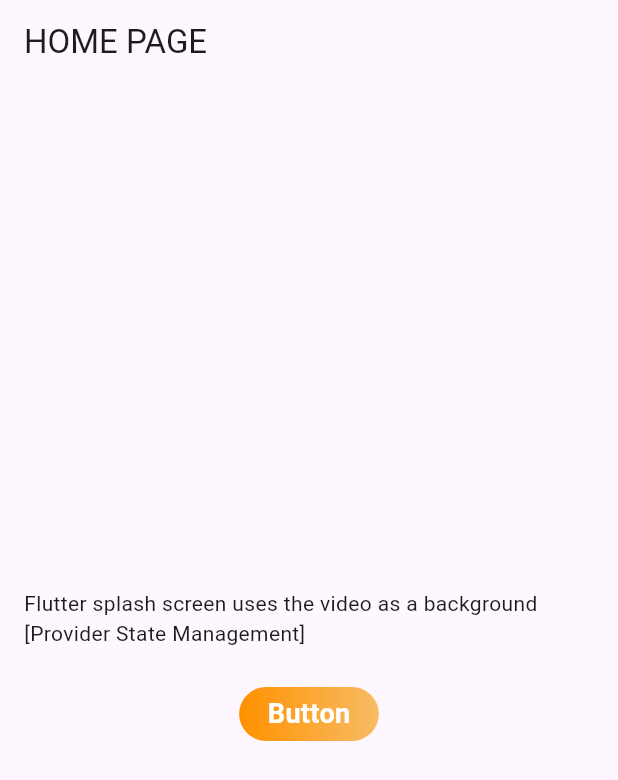
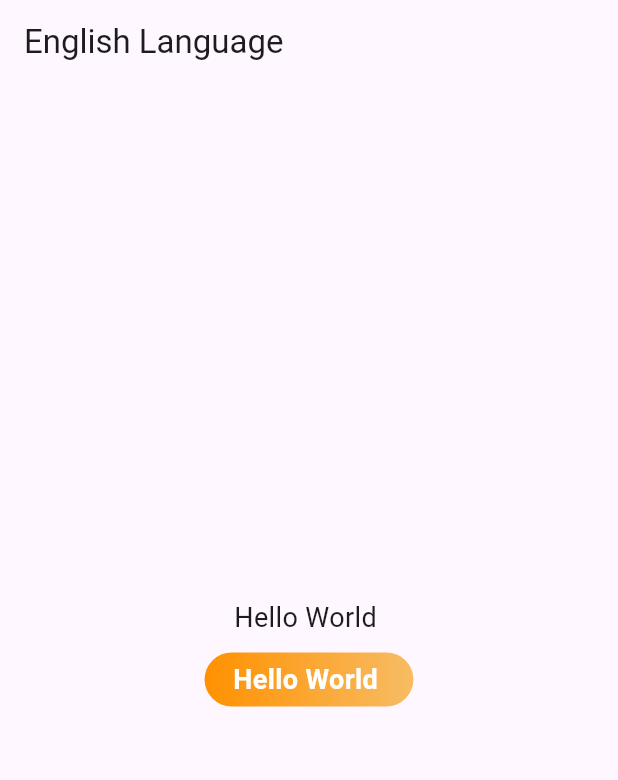
Before and after one commit to Kumail-Raza-Bangash/flutter_multiple_languages_with_provider, a Flutter app: the HomePage screen opened directly, on a phone screen of 412 x 824 dp. Shown: the top 780 px of the screen. Run offline on Flutter 3.47's test engine with Material 3 defaults, Android fonts, the phone set to English and light mode, and no system bars; our stand-ins replace google_fonts, shared_preferences, video_player; accounts and stored records are empty; generated files the repository leaves out were written again.

Commit message:
Updated Code

```diff
--- /dev/null
+++ b/lib/l10n/app_ch.arb
@@ -0,0 +1,5 @@
+{
+  "app_title": "中文",
+  "details": "这是中文的详细信息。",
+  "hello_world": "你好世界"
+}
--- a/lib/l10n/app_ur.arb
+++ /dev/null
@@ -1,5 +0,0 @@
-{
-  "app_title": "اردو زبان",
-  "details": "یہ اردو زبان کی تفصیلات ہے۔",
-  "hello_world": "ہیلو دنیا"
-}
--- a/lib/main.dart
+++ b/lib/main.dart
@@ -3,7 +3,6 @@ import 'package:flutter_gen/gen_l10n/app_localizations.dart';
 import 'package:flutter_localizations/flutter_localizations.dart';
 import 'package:flutter_multiple_languages/l10n/l10n.dart';
 import 'package:flutter_multiple_languages/provider/language_provider.dart';
-import 'package:flutter_multiple_languages/provider/locale_provider.dart';
 import 'package:flutter_multiple_languages/provider/page_provider.dart';
 import 'package:flutter_multiple_languages/provider/splash_screen_provider.dart';
 import 'package:flutter_multiple_languages/screens/splash_screen.dart';
@@ -25,11 +24,10 @@ class MyApp extends StatelessWidget {
         ChangeNotifierProvider(create: (context) => SplashProvider(),),
         ChangeNotifierProvider(create: (context) => LanguageProvider(),),
         ChangeNotifierProvider(create: (context) => PageProvider(),),
-        ChangeNotifierProvider(create: (context) => LocaleProvider(),),
         // Add more providers if needed
       ],
 
-      child: Consumer<LocaleProvider>(
+      child: Consumer<LanguageProvider>(
         builder: (context, provider, snapshot) {
        return MaterialApp(
         debugShowCheckedModeBanner: false,
--- a/lib/provider/language_provider.dart
+++ b/lib/provider/language_provider.dart
@@ -1,11 +1,24 @@
 
 import 'package:flutter/material.dart';
+import 'package:flutter_multiple_languages/l10n/l10n.dart';
 import 'package:flutter_multiple_languages/model/language_model.dart';
 
 class LanguageProvider with ChangeNotifier {
+
+  Locale? _locale;
+
+  Locale? get locale => _locale;
+
+  void setLocale(Locale locale) {
+    if (!L10n.all.contains(locale)) return;
+      _locale = locale;
+      notifyListeners();
+
+  }
+
   List<Language> languages = [
     Language('English', 'en', true),
-    Language('اردو', 'ur', false),
+    Language('中国人', 'ch', false),
     Language('française', 'fr', false),
     Language('한국어', 'ko', false),
     Language('हिंदी', 'hi', false),
--- a/lib/provider/locale_provider.dart
+++ /dev/null
@@ -1,15 +0,0 @@
-import 'package:flutter/material.dart';
-import 'package:flutter_multiple_languages/l10n/l10n.dart';
-
-class LocaleProvider with ChangeNotifier {
-  Locale? _locale;
-
-  Locale? get locale => _locale;
-
-  void setLocale(Locale locale) {
-    if (!L10n.all.contains(locale)) return;
-      _locale = locale;
-      notifyListeners();
-
-  }
-}
--- a/lib/screens/home_page.dart
+++ b/lib/screens/home_page.dart
@@ -1,8 +1,8 @@
 import 'package:flutter/material.dart';
-// import 'package:flutter_gen/gen_l10n/app_localizations.dart';
-// import 'package:flutter_multiple_languages/l10n/l10n.dart';
-// import 'package:flutter_multiple_languages/provider/locale_provider.dart';
+import 'package:flutter_gen/gen_l10n/app_localizations.dart';
+import 'package:flutter_multiple_languages/provider/language_provider.dart';
 import 'package:flutter_multiple_languages/utils/btn_color.dart';
+import 'package:provider/provider.dart'; // Import the AppLocalizations
 
 class HomePage extends StatefulWidget {
   const HomePage({super.key});
@@ -14,99 +14,39 @@ class HomePage extends StatefulWidget {
 class _HomePageState extends State<HomePage> {
   @override
   Widget build(BuildContext context) {
+// Access the AppLocalizations instance
 
     return Scaffold(
       appBar: AppBar(
-        title: const Text('HOME PAGE'),
+         title: Text(AppLocalizations.of(context)!.app_title),
       ),
-      body:  Center(
-        child: Column(
+      body: Center(
+        child: Consumer<LanguageProvider>(
+          builder: (context, provider, child){
+          return Column(
             mainAxisAlignment: MainAxisAlignment.center,
             children: [
-            const Padding(
-              padding: EdgeInsets.all(16.0),
-              child: Text("Flutter splash screen uses the video as a background [Provider State Management]"),
+              Text(
+                  AppLocalizations.of(context)!.hello_world,
+                  style: const TextStyle(fontSize: 18),
                 ),
-
-
               const SizedBox(
                 height: 10,
               ),
-
               GradientBorderButton(
                 onPressed: () {
-            //add functionality
+                  // add functionality
                 },
-          text: 'Button',
-
+                text: AppLocalizations.of(context)!.hello_world,
               ),
-
               const SizedBox(
                 height: 10,
               ),
-
-
-
-
             ],
+          );
+          }
         ),
       ),
     );
   }
 }
-
-
-
-
-// class HomePage extends StatefulWidget {
-//   const HomePage({Key? key}) : super(key: key);
-
-//   @override
-//   // ignore: library_private_types_in_public_api
-//   _HomePageState createState() => _HomePageState();
-// }
-
-// class _HomePageState extends State<HomePage> {
-//   @override
-//   Widget build(BuildContext context) {
-//     return Scaffold(
-//       appBar: AppBar(
-//         title: Text(AppLocalizations.of(context)!.app_title),
-//         centerTitle: true,
-//       ),
-//       body: Center(
-//         child: Consumer<LocaleProvider>(
-//           builder: (context, provider, child) {
-//             return Column(
-//               mainAxisAlignment: MainAxisAlignment.center,
-//               children: [
-//                 Text(
-//                   AppLocalizations.of(context)!.app_title,
-//                   style: const TextStyle(fontSize: 24, fontWeight: FontWeight.bold),
-//                 ),
-//                 const SizedBox(height: 16),
-//                 Text(
-//                   AppLocalizations.of(context)!.hello_world,
-//                   style: const TextStyle(fontSize: 18),
-//                 ),
-//                 const SizedBox(height: 32),
-//                 DropdownButton<Locale>(
-//                   value: provider.locale,
-//                   onChanged: (newLocale) {
-//                     provider.setLocale(newLocale!);
-//                   },
-//                   items: L10n.all.map<DropdownMenuItem<Locale>>((locale) {
-//                     return DropdownMenuItem<Locale>(
-//                       value: locale,
-//                       child: Text(locale.languageCode),
-//                     );
-//                   }).toList(),
-//                 ),
-//               ],
-//             );
-//           },
-//         ),
-//       ),
-//     );
-//   }
-// }
--- a/lib/screens/language_selector.dart
+++ b/lib/screens/language_selector.dart
@@ -18,10 +18,10 @@ class _LanguageSelectorState extends State<LanguageSelector> {
 
     return Scaffold(
       appBar: AppBar(
-        backgroundColor: Colors.transparent, // Set background color to transparent
+        backgroundColor: Colors.transparent,
         flexibleSpace: Container(
           decoration: const BoxDecoration(
-            gradient: AppColors.gradientBackground, // Use the gradient from your AppColors class
+            gradient: AppColors.gradientBackground,
           ),
         ),
         title: const Text(
@@ -33,7 +33,7 @@ class _LanguageSelectorState extends State<LanguageSelector> {
             padding: const EdgeInsets.all(8.0),
             child: GestureDetector(
               onTap: () {
-                // Navigate to the HomePage when the icon is clicked
+                // Navigate to the HomePage when the check icon is clicked
                 Navigator.push(
                   context,
                   MaterialPageRoute(builder: (context) => const IntroScreen()),
@@ -64,7 +64,6 @@ class _LanguageSelectorState extends State<LanguageSelector> {
                     title: Row(
                       mainAxisAlignment: MainAxisAlignment.spaceBetween,
                       children: [
-                        // Left side with flag and text
                         Row(
                           children: [
                             Container(
@@ -87,7 +86,6 @@ class _LanguageSelectorState extends State<LanguageSelector> {
                             Text(language.name),
                           ],
                         ),
-                        // Right side with circle icon
                         Container(
                           width: 24,
                           height: 24,
@@ -108,7 +106,12 @@ class _LanguageSelectorState extends State<LanguageSelector> {
                         ),
                       ],
                     ),
-                    onTap: () => languageProvider.selectLanguage(language),
+                    onTap: () {
+                      languageProvider.selectLanguage(language);
+                      languageProvider.setLocale(Locale(language.code));
+                      // Navigate to the HomePage after selecting the language
+
+                    },
                   ),
                 ),
               ),
```
Also changed, not shown: lib/assets/flags/ch.png (added), lib/assets/flags/ur.png (deleted). Lines whose indentation alone changed are shown as unchanged.
